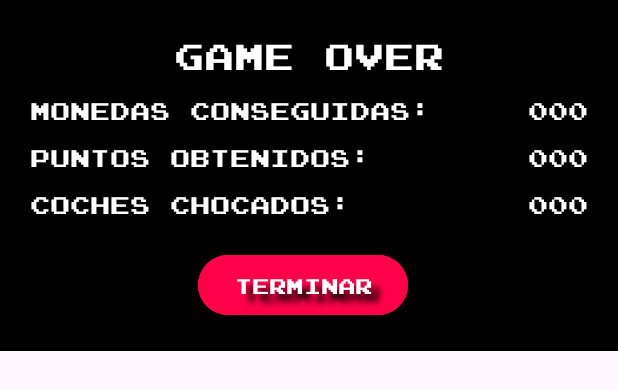
After one commit to DanielMonforteIbias/TurboGranny, an Android app: the layout dialog_game_end.xml on its own in the app's theme, with its tools: preview values and no code run, on a phone screen of 412 x 824 dp. The commit adds this screen. Shown: the top 390 px of the screen. Run offline under Robolectric (Android 15) with nearby library versions, the phone set to English and light mode, and no system bars.

Commit message:
Game end dialog with stats + minor pow and enemies fix
I made the game over dialog with a summary of the stats, and also controlled that the game loop stops and does not start again under any circumstances (e.g. when the player minimizes the app during this dialog and then comes back)

I also controlled that all enemies are destroyed when picking up a pow, I added points to the action of picking it up and I removed the duplicated explosions

```diff
--- a/app/src/main/java/edu/pmdm/turbogranny/ActividadJuego.java
+++ b/app/src/main/java/edu/pmdm/turbogranny/ActividadJuego.java
@@ -45,7 +45,7 @@ public class ActividadJuego extends AppCompatActivity {
     @Override
     protected void onResume() {
         super.onResume();
-        if (juegoPausado) {
+        if (juegoPausado && j.partidaActiva) {
             mostrarDialogoReanudar();
         }
     }
--- a/app/src/main/java/edu/pmdm/turbogranny/Pow.java
+++ b/app/src/main/java/edu/pmdm/turbogranny/Pow.java
@@ -15,6 +15,7 @@ public class Pow {
     private float posX, posY;
     private final float velocidad = 35f;
     private boolean activa = true;
+    public final int PUNTOS=1000;
 
     public Pow(Juego juego, Bitmap spriteSheet, float x, float y) {
         this.juego = juego;
--- /dev/null
+++ b/app/src/main/res/layout/dialog_game_end.xml
@@ -0,0 +1,135 @@
+<?xml version="1.0" encoding="utf-8"?>
+<LinearLayout xmlns:android="http://schemas.android.com/apk/res/android"
+    android:layout_width="match_parent"
+    android:layout_height="wrap_content"
+    android:background="@color/black"
+    android:gravity="center|top"
+    android:orientation="vertical"
+    android:padding="20dp">
+
+    <TextView
+        android:id="@+id/dialogTitle"
+        android:layout_width="wrap_content"
+        android:layout_height="wrap_content"
+        android:layout_marginBottom="10dp"
+        android:fontFamily="@font/joystix_monospace"
+        android:gravity="center"
+        android:text="@string/game_over"
+        android:textColor="@color/white"
+        android:textSize="24sp" />
+
+    <LinearLayout
+        android:id="@+id/layoutStats"
+        android:layout_width="match_parent"
+        android:layout_height="wrap_content"
+        android:layout_marginBottom="10dp"
+        android:gravity="left|top"
+        android:orientation="horizontal">
+
+        <LinearLayout
+            android:id="@+id/layoutLabels"
+            android:layout_width="wrap_content"
+            android:layout_height="wrap_content"
+            android:layout_weight="0"
+            android:gravity="left|top"
+            android:orientation="vertical">
+
+            <TextView
+                android:id="@+id/dialogTxtCoins"
+                android:layout_width="wrap_content"
+                android:layout_height="wrap_content"
+                android:layout_marginBottom="10dp"
+                android:fontFamily="@font/joystix_monospace"
+                android:gravity="center"
+                android:text="@string/resumen_monedas"
+                android:textColor="@color/white"
+                android:textSize="16sp" />
+
+            <TextView
+                android:id="@+id/dialogTxtPoints"
+                android:layout_width="wrap_content"
+                android:layout_height="wrap_content"
+                android:layout_marginBottom="10dp"
+                android:fontFamily="@font/joystix_monospace"
+                android:gravity="center"
+                android:text="@string/resumen_puntos"
+                android:textColor="@color/white"
+                android:textSize="16sp" />
+
+            <TextView
+                android:id="@+id/dialogTxtCrashes"
+                android:layout_width="wrap_content"
+                android:layout_height="wrap_content"
+                android:layout_marginBottom="10dp"
+                android:fontFamily="@font/joystix_monospace"
+                android:gravity="center"
+                android:text="@string/resumen_choques"
+                android:textColor="@color/white"
+                android:textSize="16sp" />
+        </LinearLayout>
+
+        <LinearLayout
+            android:id="@+id/layoutResults"
+            android:layout_width="match_parent"
+            android:layout_height="wrap_content"
+            android:gravity="right|top"
+            android:orientation="vertical">
+
+            <TextView
+                android:id="@+id/dialogTxtCoinsResult"
+                android:layout_width="wrap_content"
+                android:layout_height="wrap_content"
+                android:layout_marginBottom="10dp"
+                android:fontFamily="@font/joystix_monospace"
+                android:gravity="center"
+                android:text="000"
+                android:textColor="@color/white"
+                android:textSize="16sp" />
+
+            <TextView
+                android:id="@+id/dialogTxtPointsResult"
+                android:layout_width="wrap_content"
+                android:layout_height="wrap_content"
+                android:layout_marginBottom="10dp"
+                android:fontFamily="@font/joystix_monospace"
+                android:gravity="center"
+                android:text="000"
+                android:textColor="@color/white"
+                android:textSize="16sp" />
+
+            <TextView
+                android:id="@+id/dialogTxtCrashesResult"
+                android:layout_width="wrap_content"
+                android:layout_height="wrap_content"
+                android:layout_marginBottom="10dp"
+                android:fontFamily="@font/joystix_monospace"
+                android:gravity="center"
+                android:text="000"
+                android:textColor="@color/white"
+                android:textSize="16sp" />
+        </LinearLayout>
+    </LinearLayout>
+
+
+    <LinearLayout
+        android:id="@+id/layoutButtons"
+        android:layout_width="match_parent"
+        android:layout_height="wrap_content"
+        android:gravity="center"
+        android:orientation="horizontal">
+
+        <Button
+            android:id="@+id/btnTerminar"
+            android:layout_width="wrap_content"
+            android:layout_height="wrap_content"
+            android:layout_marginEnd="8dp"
+            android:backgroundTint="@color/car1red"
+            android:fontFamily="@font/joystix_monospace"
+            android:shadowColor="@color/black"
+            android:shadowDx="8"
+            android:shadowDy="8"
+            android:shadowRadius="5"
+            android:text="@string/terminar"
+            android:textColor="@color/white" />
+    </LinearLayout>
+</LinearLayout>
--- a/app/src/main/res/values/colors.xml
+++ b/app/src/main/res/values/colors.xml
@@ -5,4 +5,5 @@
     <color name="car1red">#FF0049</color>
     <color name="car1blue">#2492FF</color>
     <color name="car2yellow">#D9E620</color>
+    <color name="pavement">#575657</color>
 </resources>
--- a/app/src/main/res/values/strings.xml
+++ b/app/src/main/res/values/strings.xml
@@ -8,4 +8,9 @@
     <string name="nickname">Nickname</string>
     <string name="records">Records</string>
     <string name="pausa_mensaje">¿Quieres reanudar la partida o salir?</string>
+    <string name="game_over">GAME OVER</string>
+    <string name="resumen_puntos">Puntos obtenidos: </string>
+    <string name="resumen_monedas">Monedas conseguidas: </string>
+    <string name="resumen_choques">Coches chocados: </string>
+    <string name="terminar">TERMINAR</string>
 </resources>
```
Also changed, not shown: app/src/main/java/edu/pmdm/turbogranny/Enemigo.java (+6 -6 lines), app/src/main/java/edu/pmdm/turbogranny/Juego.java (+51 -53 lines), app/src/main/java/edu/pmdm/turbogranny/MainActivity.java (+15 -21 lines).
